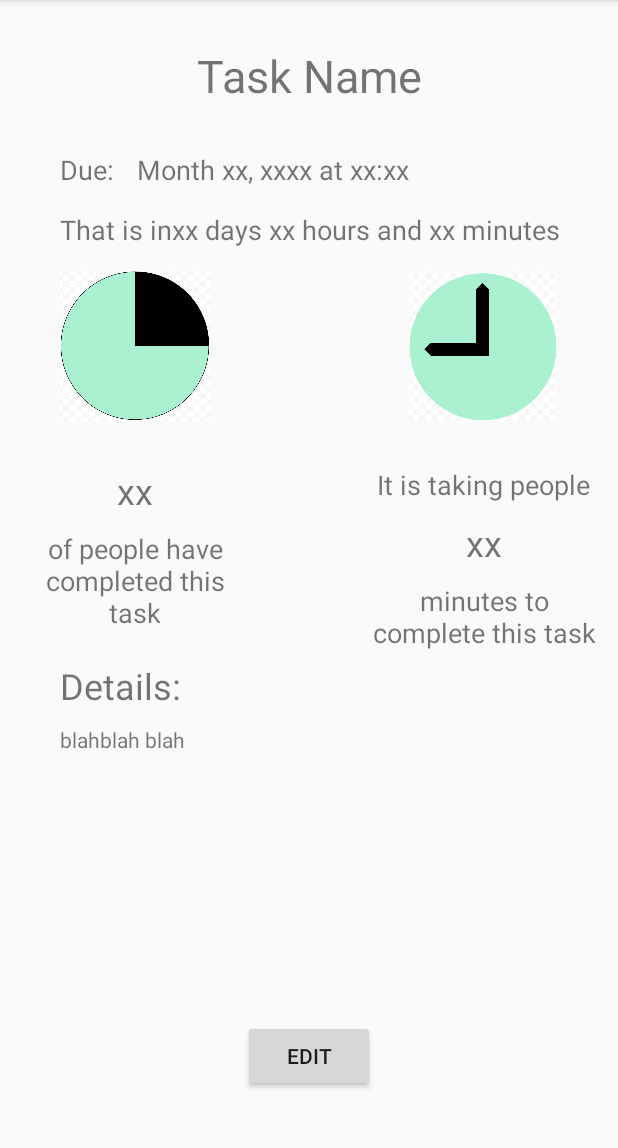
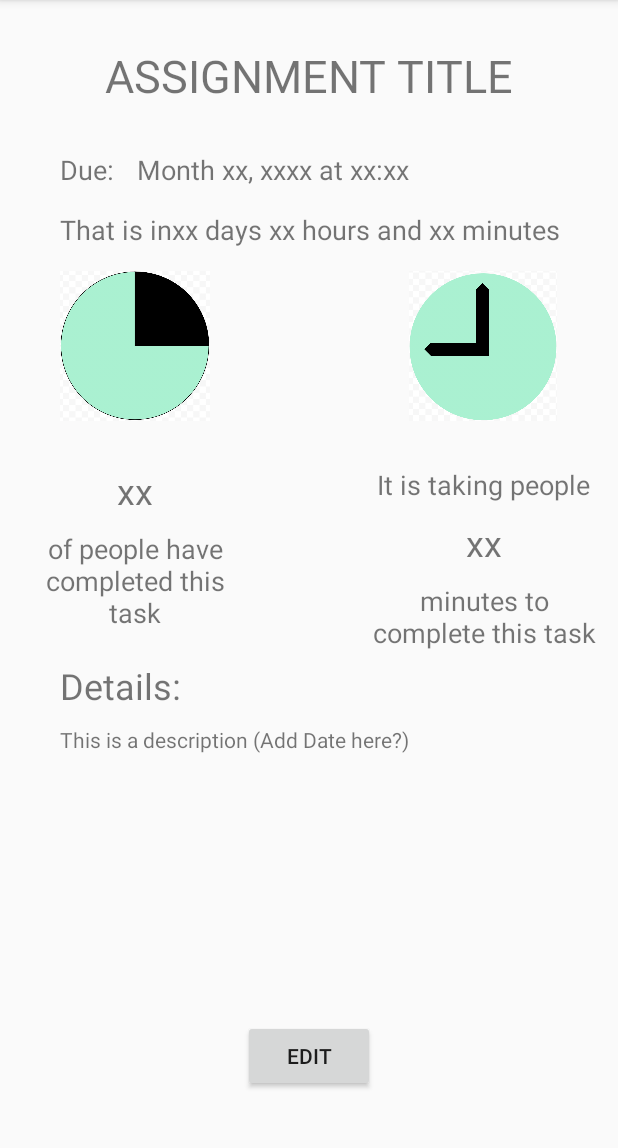
Before and after one commit to Equal-Percent-Steak/Bandwagon, an Android app: the screen it shows after launch (AssignmentDetailsActivity), after a tap on "ASSIGNMENT TITLE", on a phone screen of 412 x 824 dp, the part 84-1232 px from its top. Run offline under Robolectric (Android 15) with nearby library versions, the light colour scheme and no system bars; our stand-ins replace Firebase (no records; nobody signed in at launch, a user with empty details on screens opened directly); libraries missing offline, so code that uses them is left out: com.firebase.ui; Roboto replaces fonts that are not available here; 4 statements that could not run were skipped; 1 other tap on this screen came first.

Commit message:
added ability to see correct title and details on assignment details when created

```diff
--- a/app/src/main/java/com/equalpercentsteak/bandwagon/AssignmentDetailsActivity.java
+++ b/app/src/main/java/com/equalpercentsteak/bandwagon/AssignmentDetailsActivity.java
@@ -4,14 +4,28 @@ import androidx.appcompat.app.AppCompatActivity;
 
 import android.content.Intent;
 import android.os.Bundle;
+import android.util.Log;
 import android.view.View;
+import android.widget.TextView;
 
 public class AssignmentDetailsActivity extends AppCompatActivity {
+
+    TextView title, details;
+    private static final String TAG = "AssignmentDetailsActivi";
 
     @Override
     protected void onCreate(Bundle savedInstanceState) {
         super.onCreate(savedInstanceState);
         setContentView(R.layout.activity_task_details);
+
+        title = findViewById(R.id.taskName);
+        String assignmentTitle = getIntent().getStringExtra("assignment");
+        Log.d(TAG, "onCreate: title" + assignmentTitle);
+        title.setText(assignmentTitle);
+
+        details = findViewById(R.id.details);
+        String assignmentDetails = getIntent().getStringExtra("details");
+        details.setText(assignmentDetails);
     }
     public void performReturnSettings(View v) {
         Intent intent = new Intent(this,AccountSettings.class);
--- a/app/src/main/java/com/equalpercentsteak/bandwagon/MainActivity.java
+++ b/app/src/main/java/com/equalpercentsteak/bandwagon/MainActivity.java
@@ -31,7 +31,7 @@ import java.util.Arrays;
 import java.util.List;
 
 
-public class MainActivity extends AppCompatActivity {
+public class MainActivity extends AppCompatActivity implements MyHolder.OnAssignmentListener {
     private static final String TAG = "MainActivity";
 
     private FirebaseFirestore db;
@@ -74,7 +74,7 @@ public class MainActivity extends AppCompatActivity {
         mRecyclerView = findViewById(R.id.recyclerView);
         mRecyclerView.setLayoutManager(new LinearLayoutManager(this));
 
-        myAdapter = new MyAdapter(this, getMyList());
+        myAdapter = new MyAdapter(this, getMyList(), this);
         mRecyclerView.setAdapter(myAdapter);
 
         mDatabase = FirebaseDatabase.getInstance().getReference("users");
@@ -295,4 +295,13 @@ public class MainActivity extends AppCompatActivity {
         return user;
     }
 
+    @Override
+    public void onAssignmentClick(int position) {
+        Log.d(TAG, "onAssignmentClick: clicked" + position);
+
+        Intent intent = new Intent(this, AssignmentDetailsActivity.class);
+        intent.putExtra("assignment", assignments.get(position).getTitle());
+        intent.putExtra("details", assignments.get(position).getDescription());
+        startActivity(intent);
+    }
 }
--- a/app/src/main/java/com/equalpercentsteak/bandwagon/MyAdapter.java
+++ b/app/src/main/java/com/equalpercentsteak/bandwagon/MyAdapter.java
@@ -15,11 +15,17 @@ public class MyAdapter extends RecyclerView.Adapter<MyHolder> {
 
     Context c;
     ArrayList<Assignment> assignments;
+    private MyHolder.OnAssignmentListener onAssignmentListener;
 
 
-    public MyAdapter(Context c, ArrayList<Assignment> assignments) {
+    public MyAdapter(Context c, ArrayList<Assignment> assignments, MyHolder.OnAssignmentListener onAssignmentListener) {
         this.c = c;
         this.assignments = assignments;
+        this.onAssignmentListener=onAssignmentListener;
+    }
+
+    public MyAdapter(ArrayList<Assignment> assignments) {
+        this.assignments=assignments;
     }
 
     @NonNull
@@ -29,7 +35,7 @@ public class MyAdapter extends RecyclerView.Adapter<MyHolder> {
         View view = LayoutInflater.from(viewGroup.getContext()).inflate(R.layout.row, null);
 
 
-        return new MyHolder(view);
+        return new MyHolder(view, onAssignmentListener);
     }
 
     @Override
@@ -44,5 +50,4 @@ public class MyAdapter extends RecyclerView.Adapter<MyHolder> {
         return assignments.size();
     }
 
-
 }
--- a/app/src/main/java/com/equalpercentsteak/bandwagon/MyHolder.java
+++ b/app/src/main/java/com/equalpercentsteak/bandwagon/MyHolder.java
@@ -11,22 +11,28 @@ import androidx.recyclerview.widget.RecyclerView;
 import com.google.android.material.snackbar.Snackbar;
 
 
-public class MyHolder extends RecyclerView.ViewHolder {
+public class MyHolder extends RecyclerView.ViewHolder implements View.OnClickListener{
 
     ImageView mImageView;
     TextView mTitle, mDes;
+    OnAssignmentListener onAssignmentListener;
 
-    public MyHolder(@NonNull View itemView) {
+    public MyHolder(@NonNull View itemView, OnAssignmentListener onAssignmentListener) {
         super(itemView);
 
         this.mTitle = itemView.findViewById(R.id.titleTv);
         this.mDes = itemView.findViewById(R.id.descriptionTv);
+        this.onAssignmentListener=onAssignmentListener;
 
-        itemView.setOnClickListener(new View.OnClickListener() {@Override public void onClick(View v){
-            int position = getAdapterPosition();
-            Snackbar.make(v, "Click detected on item " + position, Snackbar.LENGTH_LONG).setAction("Action", null).show();
-            v.getContext().startActivity(new Intent(v.getContext(), AssignmentDetailsActivity.class));
-        }
-        });
+        itemView.setOnClickListener(this);
+    }
+
+    @Override
+    public void onClick(View v) {
+        onAssignmentListener.onAssignmentClick((getAdapterPosition()));
+    }
+
+    public interface OnAssignmentListener{
+        void onAssignmentClick(int position);
     }
 }
```
